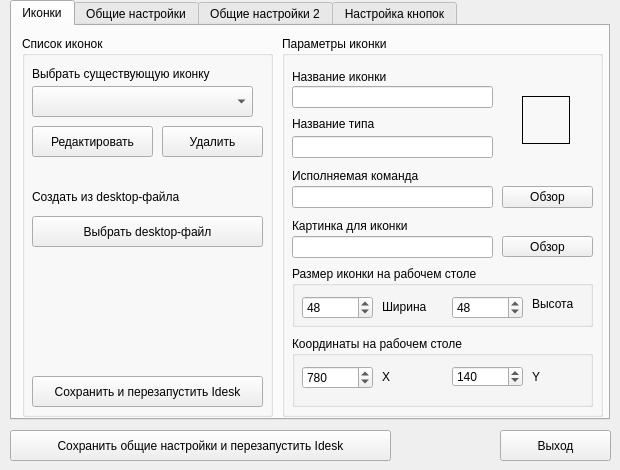
Above: idesk-set/mainwindow.ui from 150balbes/idesk-set before the change. Below: the same form after it.
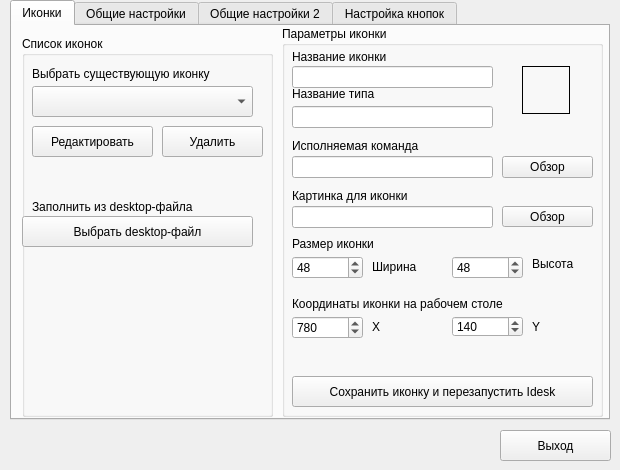
That is the form after the change.

```diff
--- a/idesk-set/mainwindow.ui
+++ b/idesk-set/mainwindow.ui
@@ -47,9 +47,9 @@
       <property name="geometry">
        <rect>
         <x>270</x>
-        <y>10</y>
+        <y>0</y>
         <width>321</width>
-        <height>381</height>
+        <height>391</height>
        </rect>
       </property>
       <property name="title">
@@ -59,7 +59,7 @@
        <property name="geometry">
         <rect>
          <x>10</x>
-         <y>50</y>
+         <y>40</y>
          <width>201</width>
          <height>22</height>
         </rect>
@@ -69,7 +69,7 @@
        <property name="geometry">
         <rect>
          <x>10</x>
-         <y>30</y>
+         <y>20</y>
          <width>121</width>
          <height>21</height>
         </rect>
@@ -82,7 +82,7 @@
        <property name="geometry">
         <rect>
          <x>10</x>
-         <y>100</y>
+         <y>80</y>
          <width>201</width>
          <height>22</height>
         </rect>
@@ -92,7 +92,7 @@
        <property name="geometry">
         <rect>
          <x>10</x>
-         <y>80</y>
+         <y>60</y>
          <width>121</width>
          <height>16</height>
         </rect>
@@ -105,7 +105,7 @@
        <property name="geometry">
         <rect>
          <x>10</x>
-         <y>150</y>
+         <y>130</y>
          <width>201</width>
          <height>22</height>
         </rect>
@@ -115,7 +115,7 @@
        <property name="geometry">
         <rect>
          <x>10</x>
-         <y>130</y>
+         <y>110</y>
          <width>161</width>
          <height>20</height>
         </rect>
@@ -128,7 +128,7 @@
        <property name="geometry">
         <rect>
          <x>10</x>
-         <y>200</y>
+         <y>180</y>
          <width>201</width>
          <height>22</height>
         </rect>
@@ -138,7 +138,7 @@
        <property name="geometry">
         <rect>
          <x>10</x>
-         <y>180</y>
+         <y>160</y>
          <width>151</width>
          <height>20</height>
         </rect>
@@ -151,7 +151,7 @@
        <property name="geometry">
         <rect>
          <x>220</x>
-         <y>150</y>
+         <y>130</y>
          <width>91</width>
          <height>22</height>
         </rect>
@@ -164,7 +164,7 @@
        <property name="geometry">
         <rect>
          <x>220</x>
-         <y>200</y>
+         <y>180</y>
          <width>91</width>
          <height>21</height>
         </rect>
@@ -177,7 +177,7 @@
        <property name="geometry">
         <rect>
          <x>240</x>
-         <y>60</y>
+         <y>40</y>
          <width>48</width>
          <height>48</height>
         </rect>
@@ -189,36 +189,24 @@
         <string/>
        </property>
       </widget>
-      <widget class="QGroupBox" name="groupBox_2">
+      <widget class="QLabel" name="label_55">
        <property name="geometry">
         <rect>
          <x>10</x>
-         <y>230</y>
-         <width>301</width>
-         <height>61</height>
+         <y>210</y>
+         <width>111</width>
+         <height>16</height>
         </rect>
        </property>
-       <property name="title">
-        <string>Размер иконки на рабочем столе</string>
+       <property name="text">
+        <string>Размер иконки</string>
        </property>
+      </widget>
        <widget class="QSpinBox" name="Idesk_Width">
         <property name="geometry">
          <rect>
           <x>10</x>
-          <y>30</y>
-          <width>71</width>
-          <height>23</height>
-         </rect>
-        </property>
-        <property name="value">
-         <number>48</number>
-        </property>
-       </widget>
-       <widget class="QSpinBox" name="Idesk_Height">
-        <property name="geometry">
-         <rect>
-          <x>160</x>
-          <y>30</y>
+         <y>230</y>
           <width>71</width>
           <height>23</height>
          </rect>
@@ -231,7 +219,7 @@
         <property name="geometry">
          <rect>
           <x>90</x>
-          <y>30</y>
+         <y>230</y>
           <width>61</width>
           <height>21</height>
          </rect>
@@ -240,12 +228,25 @@
          <string>Ширина</string>
         </property>
        </widget>
+      <widget class="QSpinBox" name="Idesk_Height">
+       <property name="geometry">
+        <rect>
+         <x>170</x>
+         <y>230</y>
+         <width>71</width>
+         <height>23</height>
+        </rect>
+       </property>
+       <property name="value">
+        <number>48</number>
+       </property>
+      </widget>
        <widget class="QLabel" name="label_3">
         <property name="geometry">
          <rect>
-          <x>240</x>
-          <y>30</y>
-          <width>61</width>
+         <x>250</x>
+         <y>230</y>
+         <width>51</width>
           <height>16</height>
          </rect>
         </property>
@@ -253,24 +254,24 @@
          <string>Высота</string>
         </property>
        </widget>
-      </widget>
-      <widget class="QGroupBox" name="groupBox_3">
+      <widget class="QLabel" name="label_56">
        <property name="geometry">
         <rect>
          <x>10</x>
-         <y>300</y>
-         <width>301</width>
-         <height>71</height>
+         <y>270</y>
+         <width>291</width>
+         <height>16</height>
         </rect>
        </property>
-       <property name="title">
-        <string>Координаты на рабочем столе</string>
+       <property name="text">
+        <string>Координаты иконки на рабочем столе</string>
        </property>
+      </widget>
        <widget class="QSpinBox" name="Idesk_X">
         <property name="geometry">
          <rect>
           <x>10</x>
-          <y>30</y>
+         <y>290</y>
           <width>71</width>
           <height>23</height>
          </rect>
@@ -282,11 +283,24 @@
          <number>780</number>
         </property>
        </widget>
+      <widget class="QLabel" name="label_4">
+       <property name="geometry">
+        <rect>
+         <x>90</x>
+         <y>290</y>
+         <width>21</width>
+         <height>21</height>
+        </rect>
+       </property>
+       <property name="text">
+        <string>X</string>
+       </property>
+      </widget>
        <widget class="QSpinBox" name="Idesk_Y">
         <property name="geometry">
          <rect>
-          <x>160</x>
-          <y>30</y>
+         <x>170</x>
+         <y>290</y>
           <width>71</width>
           <height>21</height>
          </rect>
@@ -298,24 +312,11 @@
          <number>140</number>
         </property>
        </widget>
-       <widget class="QLabel" name="label_4">
-        <property name="geometry">
-         <rect>
-          <x>90</x>
-          <y>30</y>
-          <width>21</width>
-          <height>21</height>
-         </rect>
-        </property>
-        <property name="text">
-         <string>X</string>
-        </property>
-       </widget>
        <widget class="QLabel" name="label_5">
         <property name="geometry">
          <rect>
-          <x>240</x>
-          <y>30</y>
+         <x>250</x>
+         <y>290</y>
           <width>21</width>
           <height>21</height>
          </rect>
@@ -324,6 +325,18 @@
          <string>Y</string>
         </property>
        </widget>
+      <widget class="QPushButton" name="pushButton_Save">
+       <property name="geometry">
+        <rect>
+         <x>10</x>
+         <y>350</y>
+         <width>301</width>
+         <height>31</height>
+        </rect>
+       </property>
+       <property name="text">
+        <string>Сохранить иконку и перезапустить Idesk</string>
+       </property>
       </widget>
      </widget>
      <widget class="QGroupBox" name="groupBox_5">
@@ -390,7 +403,7 @@
       <widget class="QPushButton" name="pushButton_Desktop">
        <property name="geometry">
         <rect>
-         <x>10</x>
+         <x>0</x>
          <y>180</y>
          <width>231</width>
          <height>31</height>
@@ -404,26 +417,13 @@
        <property name="geometry">
         <rect>
          <x>10</x>
-         <y>150</y>
+         <y>160</y>
          <width>221</width>
          <height>21</height>
         </rect>
        </property>
        <property name="text">
-        <string>Создать из desktop-файла</string>
-       </property>
-      </widget>
-      <widget class="QPushButton" name="pushButton_Save">
-       <property name="geometry">
-        <rect>
-         <x>10</x>
-         <y>340</y>
-         <width>231</width>
-         <height>31</height>
-        </rect>
-       </property>
-       <property name="text">
-        <string>Сохранить и перезапустить Idesk</string>
+        <string>Заполнить из desktop-файла</string>
        </property>
       </widget>
      </widget>
@@ -1005,7 +1005,7 @@
       <property name="geometry">
        <rect>
         <x>220</x>
-        <y>360</y>
+        <y>340</y>
         <width>113</width>
         <height>22</height>
        </rect>
@@ -1014,8 +1014,8 @@
      <widget class="QLabel" name="label_51">
       <property name="geometry">
        <rect>
-        <x>340</x>
-        <y>360</y>
+        <x>350</x>
+        <y>340</y>
         <width>62</width>
         <height>14</height>
        </rect>
@@ -1211,12 +1211,12 @@
        <rect>
         <x>380</x>
         <y>40</y>
-        <width>131</width>
+        <width>201</width>
         <height>16</height>
        </rect>
       </property>
       <property name="text">
-       <string>Background.Delay</string>
+       <string>Время смены обоев в минутах</string>
       </property>
      </widget>
      <widget class="QLineEdit" name="IdeskSet_Background_Source">
@@ -1224,7 +1224,7 @@
        <rect>
         <x>310</x>
         <y>90</y>
-        <width>231</width>
+        <width>191</width>
         <height>22</height>
        </rect>
       </property>
@@ -1239,7 +1239,7 @@
        </rect>
       </property>
       <property name="text">
-       <string>Background.Source</string>
+       <string>Каталог с обоями</string>
       </property>
      </widget>
      <widget class="QLineEdit" name="IdeskSet_Background_File">
@@ -1247,7 +1247,7 @@
        <rect>
         <x>310</x>
         <y>140</y>
-        <width>231</width>
+        <width>191</width>
         <height>22</height>
        </rect>
       </property>
@@ -1262,7 +1262,7 @@
        </rect>
       </property>
       <property name="text">
-       <string>Background.File</string>
+       <string>Файл обоев</string>
       </property>
      </widget>
      <widget class="QLineEdit" name="IdeskSet_Background_Mode">
@@ -1380,6 +1380,19 @@
        <string>ToolTip.CaptionOnHover</string>
       </property>
      </widget>
+     <widget class="QPushButton" name="pushButton_FileWall">
+      <property name="geometry">
+       <rect>
+        <x>510</x>
+        <y>140</y>
+        <width>82</width>
+        <height>22</height>
+       </rect>
+      </property>
+      <property name="text">
+       <string>Обзор</string>
+      </property>
+     </widget>
     </widget>
     <widget class="QWidget" name="tab_4">
      <attribute name="title">
@@ -1523,13 +1536,11 @@
        <string>Execute[1]</string>
       </property>
      </widget>
-    </widget>
-   </widget>
    <widget class="QPushButton" name="pushButton">
     <property name="geometry">
      <rect>
-      <x>10</x>
-      <y>430</y>
+        <x>210</x>
+        <y>350</y>
       <width>381</width>
       <height>31</height>
      </rect>
@@ -1537,6 +1548,8 @@
     <property name="text">
      <string>Сохранить общие настройки и перезапустить Idesk</string>
     </property>
+     </widget>
+    </widget>
    </widget>
   </widget>
  </widget>
```
Lines whose indentation alone changed are shown as unchanged.
